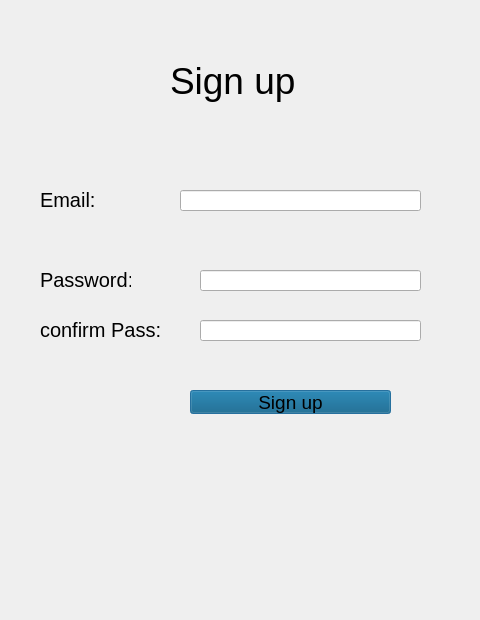
First picture: the form in createacc.ui, repository rajaeziki/Projet-PFA, before the edit.
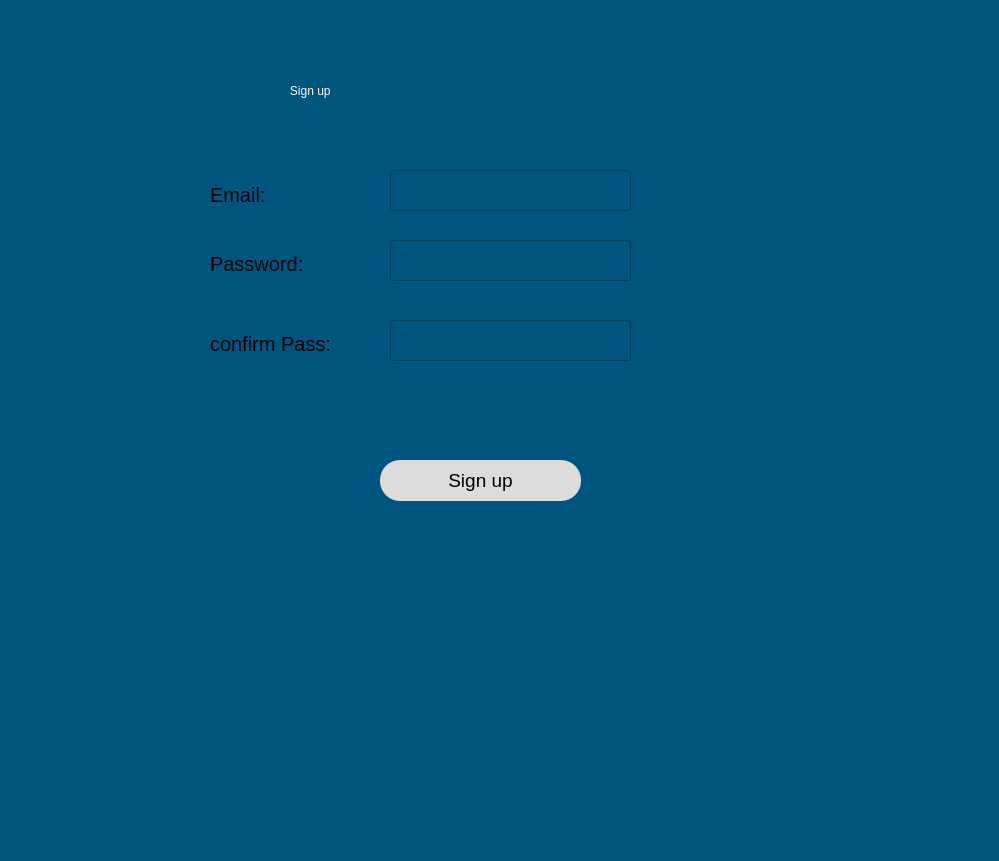
Second picture: the form after the edit.

```diff
--- a/createacc.ui
+++ b/createacc.ui
@@ -6,36 +6,40 @@
    <rect>
     <x>0</x>
     <y>0</y>
-    <width>480</width>
-    <height>620</height>
+    <width>999</width>
+    <height>861</height>
    </rect>
   </property>
   <property name="windowTitle">
    <string>Dialog</string>
   </property>
+  <property name="styleSheet">
+   <string notr="true">background-color: rgb(0, 85, 127);</string>
+  </property>
   <widget class="QLabel" name="label">
    <property name="geometry">
     <rect>
-     <x>170</x>
-     <y>30</y>
-     <width>141</width>
+     <x>270</x>
+     <y>40</y>
+     <width>341</width>
      <height>101</height>
     </rect>
    </property>
    <property name="styleSheet">
-    <string notr="true">font-size:28pt;</string>
+    <string notr="true">font: 36pt &quot;MS Reference Sans Serif&quot;;
+color:rgb(255, 255, 255);</string>
    </property>
    <property name="text">
-    <string>Sign up</string>
+    <string>      Sign up</string>
    </property>
   </widget>
   <widget class="QLabel" name="label_2">
    <property name="geometry">
     <rect>
-     <x>40</x>
-     <y>190</y>
-     <width>71</width>
-     <height>20</height>
+     <x>210</x>
+     <y>169</y>
+     <width>151</width>
+     <height>51</height>
     </rect>
    </property>
    <property name="styleSheet">
@@ -48,30 +52,30 @@
   <widget class="QLineEdit" name="email">
    <property name="geometry">
     <rect>
-     <x>180</x>
-     <y>190</y>
+     <x>390</x>
+     <y>170</y>
      <width>241</width>
-     <height>21</height>
+     <height>41</height>
     </rect>
    </property>
   </widget>
   <widget class="QLineEdit" name="password">
    <property name="geometry">
     <rect>
-     <x>200</x>
-     <y>270</y>
-     <width>221</width>
-     <height>21</height>
+     <x>390</x>
+     <y>240</y>
+     <width>241</width>
+     <height>41</height>
     </rect>
    </property>
   </widget>
   <widget class="QLabel" name="label_3">
    <property name="geometry">
     <rect>
-     <x>40</x>
-     <y>270</y>
-     <width>91</width>
-     <height>20</height>
+     <x>210</x>
+     <y>239</y>
+     <width>161</width>
+     <height>50</height>
     </rect>
    </property>
    <property name="styleSheet">
@@ -84,14 +88,18 @@
   <widget class="QPushButton" name="signupbutton">
    <property name="geometry">
     <rect>
-     <x>190</x>
-     <y>390</y>
+     <x>380</x>
+     <y>460</y>
      <width>201</width>
-     <height>24</height>
+     <height>41</height>
     </rect>
    </property>
    <property name="styleSheet">
-    <string notr="true">background-color: rgb(0, 85, 127);font-size:14pt;</string>
+    <string notr="true">background-color: rgb(0, 85, 127);font-size:14pt;
+border-radius:20px;
+background-color: rgb(220, 220, 220);
+
+font: 12pt &quot;Leelawadee&quot;;</string>
    </property>
    <property name="text">
     <string>Sign up</string>
@@ -100,20 +108,20 @@
   <widget class="QLineEdit" name="confirmpass">
    <property name="geometry">
     <rect>
-     <x>200</x>
+     <x>390</x>
      <y>320</y>
-     <width>221</width>
-     <height>21</height>
+     <width>241</width>
+     <height>41</height>
     </rect>
    </property>
   </widget>
   <widget class="QLabel" name="label_4">
    <property name="geometry">
     <rect>
-     <x>40</x>
-     <y>320</y>
+     <x>210</x>
+     <y>319</y>
      <width>141</width>
-     <height>20</height>
+     <height>50</height>
     </rect>
    </property>
    <property name="styleSheet">
@@ -123,6 +131,19 @@
     <string>confirm Pass:</string>
    </property>
   </widget>
+  <widget class="QLabel" name="error">
+   <property name="geometry">
+    <rect>
+     <x>330</x>
+     <y>390</y>
+     <width>381</width>
+     <height>41</height>
+    </rect>
+   </property>
+   <property name="text">
+    <string/>
+   </property>
+  </widget>
  </widget>
  <resources/>
  <connections/>
```
